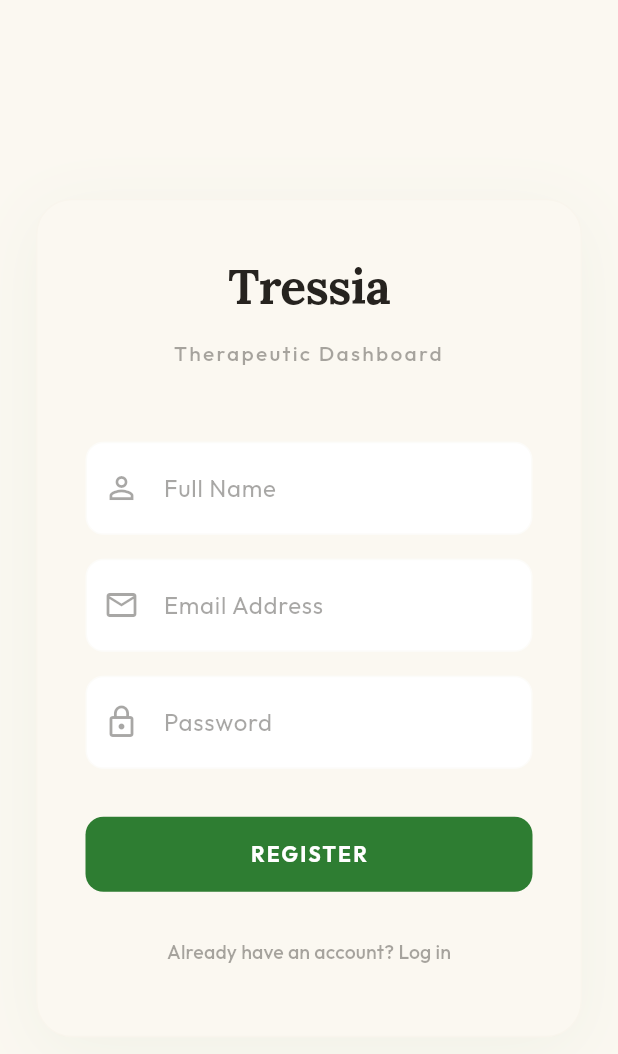
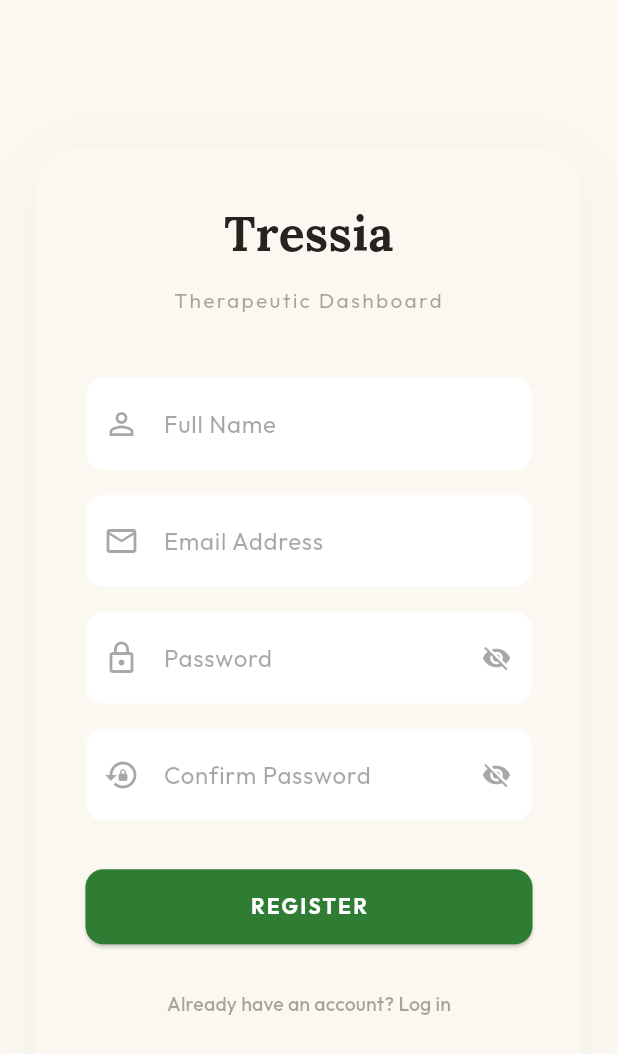
Before and after one commit to SteveNossiter/tressia, a Flutter app: the screen it shows after launch, after a tap on "LOG IN", after a tap on "Need provider access? Sign up", on a phone screen of 412 x 824 dp. Shown: the top 1054 px of the screen. Run offline on Flutter 3.47's test engine with Material 3 defaults, Android fonts, the phone set to English and light mode, and no system bars; our stand-ins replace flutter_riverpod, flutter_secure_storage, google_fonts, image_picker, pdf, printing and 3 more; missing offline and left inert: encrypt; accounts and stored records are empty; network calls fail; statements that could not run were skipped.

Commit message:
Auth: Password double-verification, visibility toggles, and enforced email confirmation gate.

```diff
--- a/lib/main.dart
+++ b/lib/main.dart
@@ -52,7 +52,10 @@ class AuthGate extends StatelessWidget {
         }
 
         final session = snapshot.data?.session;
-        if (session != null) {
+        final user = session?.user;
+
+        // Ensure email is confirmed before allowing them through
+        if (session != null && user?.emailConfirmedAt != null) {
           return const SetupGate(child: HomeScreen());
         }
 
--- a/lib/screens/auth_screen.dart
+++ b/lib/screens/auth_screen.dart
@@ -12,10 +12,14 @@ class AuthScreen extends StatefulWidget {
 class _AuthScreenState extends State<AuthScreen> {
   final _emailController = TextEditingController();
   final _passwordController = TextEditingController();
+  final _confirmPasswordController = TextEditingController();
   final _nameController = TextEditingController();
+
   bool _isLoading = false;
   bool _isSignUp = false;
   bool _showVerificationMessage = false;
+  bool _obscurePassword = true;
+  bool _obscureConfirmPassword = true;
   String? _errorMessage;
 
   Future<void> _handleAuth() async {
@@ -26,14 +30,27 @@ class _AuthScreenState extends State<AuthScreen> {
 
     try {
       if (_isSignUp) {
+        // Validation for registration
+        if (_nameController.text.trim().isEmpty) {
+          throw Exception('Please enter your full name');
+        }
+        if (_passwordController.text != _confirmPasswordController.text) {
+          throw Exception('Passwords do not match');
+        }
+        if (_passwordController.text.length < 6) {
+          throw Exception('Password must be at least 6 characters');
+        }
+
         // Sign up logic with user metadata
-        await Supabase.instance.client.auth.signUp(
+        final response = await Supabase.instance.client.auth.signUp(
           email: _emailController.text.trim(),
           password: _passwordController.text,
           data: {
             'full_name': _nameController.text.trim(),
           },
         );
+
+        // If email confirmation is enabled, session might be null or user.emailConfirmedAt will be null
         if (mounted) {
           setState(() {
             _showVerificationMessage = true;
@@ -45,7 +62,6 @@ class _AuthScreenState extends State<AuthScreen> {
           email: _emailController.text.trim(),
           password: _passwordController.text,
         );
-        // On success, the StreamBuilder in main.dart handles the routing!
       }
     } on AuthException catch (e) {
       if (mounted) {
@@ -53,7 +69,7 @@ class _AuthScreenState extends State<AuthScreen> {
       }
     } catch (e) {
       if (mounted) {
-        setState(() => _errorMessage = 'An unexpected error occurred: $e');
+        setState(() => _errorMessage = e.toString().replaceAll('Exception: ', ''));
       }
     } finally {
       if (mounted) {
@@ -66,6 +82,7 @@ class _AuthScreenState extends State<AuthScreen> {
   void dispose() {
     _emailController.dispose();
     _passwordController.dispose();
+    _confirmPasswordController.dispose();
     _nameController.dispose();
     super.dispose();
   }
@@ -74,7 +91,6 @@ class _AuthScreenState extends State<AuthScreen> {
   Widget build(BuildContext context) {
     final theme = Theme.of(context);
     final isDark = theme.brightness == Brightness.dark;
-
     final brandGreen = const Color(0xFF2E7D32);
 
     return Scaffold(
@@ -136,6 +152,8 @@ class _AuthScreenState extends State<AuthScreen> {
               setState(() {
                 _showVerificationMessage = false;
                 _isSignUp = false;
+                _passwordController.clear();
+                _confirmPasswordController.clear();
               });
             },
             style: ElevatedButton.styleFrom(
@@ -143,7 +161,7 @@ class _AuthScreenState extends State<AuthScreen> {
               foregroundColor: Colors.white,
               shape: RoundedRectangleBorder(borderRadius: BorderRadius.circular(12)),
             ),
-            child: Text('LOG IN', style: GoogleFonts.outfit(fontWeight: FontWeight.bold)),
+            child: Text('BACK TO LOG IN', style: GoogleFonts.outfit(fontWeight: FontWeight.bold)),
           ),
         ),
       ],
@@ -158,25 +176,15 @@ class _AuthScreenState extends State<AuthScreen> {
         Text(
           'Tressia',
           textAlign: TextAlign.center,
-          style: GoogleFonts.lora(
-            fontSize: 32,
-            fontWeight: FontWeight.bold,
-            color: theme.colorScheme.onSurface,
-            letterSpacing: -0.5,
-          ),
+          style: GoogleFonts.lora(fontSize: 32, fontWeight: FontWeight.bold, color: theme.colorScheme.onSurface),
         ),
         const SizedBox(height: 8),
         Text(
           'Therapeutic Dashboard',
           textAlign: TextAlign.center,
-          style: GoogleFonts.outfit(
-            fontSize: 14,
-            color: theme.hintColor,
-            letterSpacing: 1.5,
-            fontWeight: FontWeight.w500,
-          ),
+          style: GoogleFonts.outfit(fontSize: 14, color: theme.hintColor, letterSpacing: 1.5),
         ),
-        const SizedBox(height: 48),
+        const SizedBox(height: 40),
 
         if (_errorMessage != null)
           Container(
@@ -187,10 +195,7 @@ class _AuthScreenState extends State<AuthScreen> {
               borderRadius: BorderRadius.circular(8),
               border: Border.all(color: Colors.red.withValues(alpha: 0.3)),
             ),
-            child: Text(
-              _errorMessage!,
-              style: GoogleFonts.outfit(color: Colors.red[400], fontSize: 13),
-            ),
+            child: Text(_errorMessage!, style: GoogleFonts.outfit(color: Colors.red[400], fontSize: 13)),
           ),
 
         if (_isSignUp) ...[
@@ -212,10 +217,41 @@ class _AuthScreenState extends State<AuthScreen> {
 
         TextFormField(
           controller: _passwordController,
-          obscureText: true,
+          obscureText: _obscurePassword,
           style: GoogleFonts.outfit(color: theme.colorScheme.onSurface),
-          decoration: _inputDecoration(theme, 'Password', Icons.lock_outline, brandGreen, isDark),
+          decoration: _inputDecoration(
+            theme,
+            'Password',
+            Icons.lock_outline,
+            brandGreen,
+            isDark,
+            suffix: IconButton(
+              icon: Icon(_obscurePassword ? Icons.visibility_off : Icons.visibility, color: theme.hintColor, size: 20),
+              onPressed: () => setState(() => _obscurePassword = !_obscurePassword),
+            ),
+          ),
         ),
+
+        if (_isSignUp) ...[
+          const SizedBox(height: 16),
+          TextFormField(
+            controller: _confirmPasswordController,
+            obscureText: _obscureConfirmPassword,
+            style: GoogleFonts.outfit(color: theme.colorScheme.onSurface),
+            decoration: _inputDecoration(
+              theme,
+              'Confirm Password',
+              Icons.lock_reset,
+              brandGreen,
+              isDark,
+              suffix: IconButton(
+                icon: Icon(_obscureConfirmPassword ? Icons.visibility_off : Icons.visibility, color: theme.hintColor, size: 20),
+                onPressed: () => setState(() => _obscureConfirmPassword = !_obscureConfirmPassword),
+              ),
+            ),
+          ),
+        ],
+
         const SizedBox(height: 32),
 
         SizedBox(
@@ -225,19 +261,11 @@ class _AuthScreenState extends State<AuthScreen> {
             style: ElevatedButton.styleFrom(
               backgroundColor: brandGreen,
               foregroundColor: Colors.white,
-              elevation: 0,
               shape: RoundedRectangleBorder(borderRadius: BorderRadius.circular(12)),
             ),
             child: _isLoading
-                ? const SizedBox(
-                    height: 20,
-                    width: 20,
-                    child: CircularProgressIndicator(color: Colors.white, strokeWidth: 2),
-                  )
-                : Text(
-                    _isSignUp ? 'REGISTER' : 'LOG IN',
-                    style: GoogleFonts.outfit(fontSize: 14, fontWeight: FontWeight.bold, letterSpacing: 1.5),
-                  ),
+                ? const SizedBox(height: 20, width: 20, child: CircularProgressIndicator(color: Colors.white, strokeWidth: 2))
+                : Text(_isSignUp ? 'REGISTER' : 'LOG IN', style: GoogleFonts.outfit(fontWeight: FontWeight.bold, letterSpacing: 1.5)),
           ),
         ),
         const SizedBox(height: 16),
@@ -249,21 +277,21 @@ class _AuthScreenState extends State<AuthScreen> {
               _errorMessage = null;
             });
           },
-          style: TextButton.styleFrom(foregroundColor: theme.hintColor),
           child: Text(
             _isSignUp ? 'Already have an account? Log in' : 'Need provider access? Sign up',
-            style: GoogleFonts.outfit(fontSize: 13),
+            style: GoogleFonts.outfit(fontSize: 13, color: theme.hintColor),
           ),
         ),
       ],
     );
   }
 
-  InputDecoration _inputDecoration(ThemeData theme, String label, IconData icon, Color brandGreen, bool isDark) {
+  InputDecoration _inputDecoration(ThemeData theme, String label, IconData icon, Color brandGreen, bool isDark, {Widget? suffix}) {
     return InputDecoration(
       labelText: label,
       labelStyle: GoogleFonts.outfit(color: theme.hintColor),
       prefixIcon: Icon(icon, color: theme.hintColor),
+      suffixIcon: suffix,
       filled: true,
       fillColor: isDark ? Colors.black26 : Colors.white,
       border: OutlineInputBorder(borderRadius: BorderRadius.circular(12), borderSide: BorderSide.none),
```
